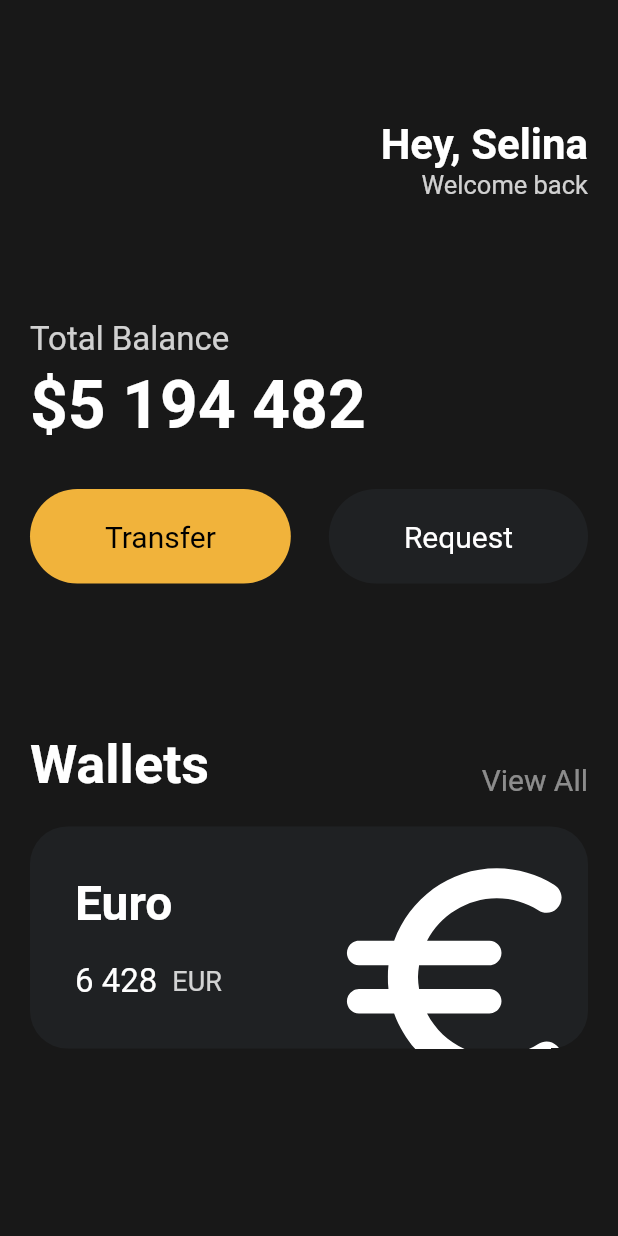
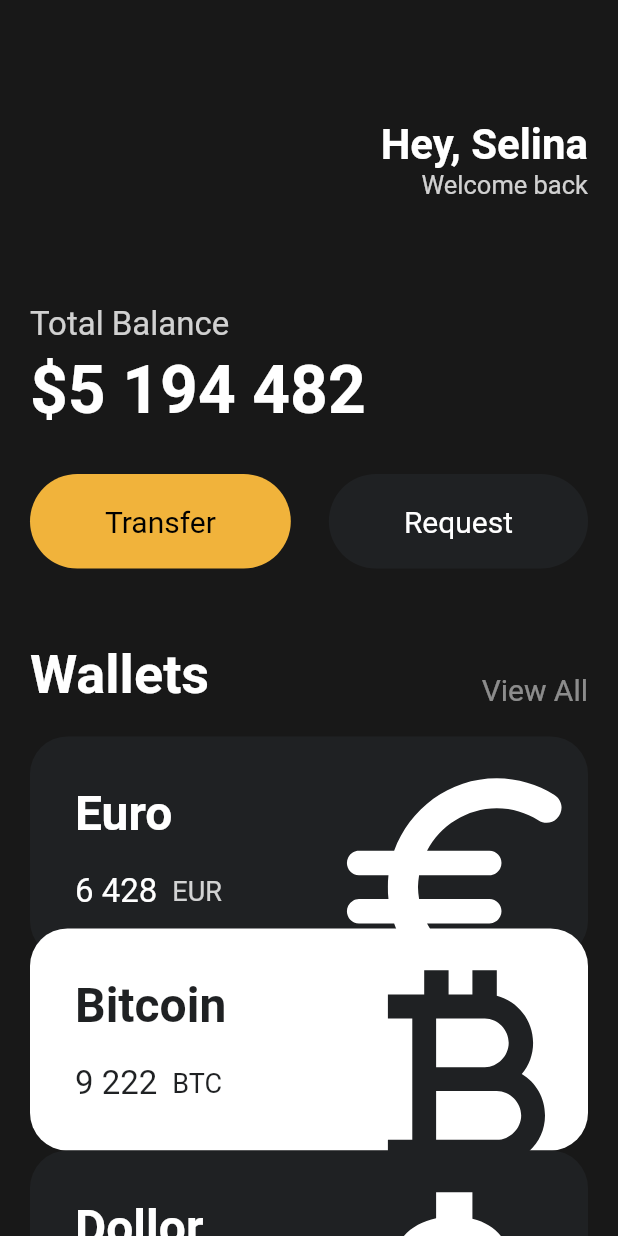
Before and after one commit to woong12/toonflix, a Flutter app: the screen it shows after launch, on a phone screen of 412 x 824 dp. Run offline on Flutter 3.47's test engine with Material 2 defaults, Android fonts, the phone set to English and light mode, and no system bars.

Commit message:
reusable cards

```diff
--- a/lib/main.dart
+++ b/lib/main.dart
@@ -1,5 +1,6 @@
 import 'package:flutter/material.dart';
 import 'package:toonflix/widgets/button.dart';
+import 'package:toonflix/widgets/currency_card.dart';
 
 void main() {
   runApp(const App());
@@ -13,7 +14,8 @@ class App extends StatelessWidget {
     return MaterialApp(
       home: Scaffold(
         backgroundColor: const Color(0xFF181818),
-        body: Padding(
+        body: SingleChildScrollView(
+          child: Padding(
             padding: const EdgeInsets.symmetric(horizontal: 20),
             child: Column(
               crossAxisAlignment: CrossAxisAlignment.start,
@@ -47,7 +49,7 @@ class App extends StatelessWidget {
                   ],
                 ),
                 const SizedBox(
-                height: 80,
+                  height: 70,
                 ),
                 Text(
                   'Total Balance',
@@ -86,7 +88,7 @@ class App extends StatelessWidget {
                   ],
                 ),
                 const SizedBox(
-                height: 100,
+                  height: 50,
                 ),
                 Row(
                   crossAxisAlignment: CrossAxisAlignment.end,
@@ -112,72 +114,43 @@ class App extends StatelessWidget {
                 const SizedBox(
                   height: 20,
                 ),
-              Container(
-                clipBehavior: Clip.hardEdge,
-                decoration: BoxDecoration(
-                  color: const Color(0xFF1F2123),
-                  borderRadius: BorderRadius.circular(25),
+                const CurrencyCard(
+                  name: 'Euro',
+                  amount: 'EUR',
+                  code: '6 428',
+                  icon: Icons.euro_rounded,
+                  isInverted: false,
                 ),
-                child: Padding(
-                  padding: const EdgeInsets.all(30),
-                  child: Row(
-                    mainAxisAlignment: MainAxisAlignment.spaceBetween,
-                    children: [
-                      Column(
-                        crossAxisAlignment: CrossAxisAlignment.start,
-                        children: [
-                          const Text(
-                            'Euro',
-                            style: TextStyle(
-                              color: Colors.white,
-                              fontSize: 32,
-                              fontWeight: FontWeight.w600,
+                Transform.translate(
+                  offset: const Offset(
+                    0,
+                    -20,
+                  ),
+                  child: const CurrencyCard(
+                    name: 'Bitcoin',
+                    amount: 'BTC',
+                    code: '9 222',
+                    icon: Icons.currency_bitcoin,
+                    isInverted: true,
                   ),
                 ),
-                          const SizedBox(
-                            height: 20,
+                Transform.translate(
+                  offset: const Offset(
+                    0,
+                    -20,
                   ),
-                          Row(
-                            children: [
-                              const Text(
-                                '6 428',
-                                style: TextStyle(
-                                  color: Colors.white,
-                                  fontSize: 22,
-                                ),
-                              ),
-                              const SizedBox(
-                                width: 10,
-                              ),
-                              Text(
-                                'EUR',
-                                style: TextStyle(
-                                  color: Colors.white.withOpacity(0.8),
-                                  fontSize: 18,
-                                ),
-                              ),
-                            ],
-                          ),
-                        ],
-                      ),
-                      Transform.scale(
-                        scale: 2.2,
-                        child: Transform.translate(
-                          offset: const Offset(-5, 12),
-                          child: const Icon(
-                            Icons.euro_rounded,
-                            color: Colors.white,
-                            size: 88,
-                          ),
+                  child: const CurrencyCard(
+                    name: 'Dollor',
+                    amount: 'USD',
+                    code: '6 428',
+                    icon: Icons.attach_money_outlined,
+                    isInverted: false,
                   ),
                 ),
               ],
             ),
           ),
         ),
-            ],
-          ),
-        ),
       ),
     );
   }
--- /dev/null
+++ b/lib/widgets/currency_card.dart
@@ -0,0 +1,90 @@
+import 'package:flutter/material.dart';
+
+class CurrencyCard extends StatelessWidget {
+  final String name, code, amount;
+  final IconData icon;
+  final bool isInverted;
+
+  final _blackColor = const Color(0xFF1F2123);
+
+  const CurrencyCard({
+    super.key,
+    required this.name,
+    required this.code,
+    required this.amount,
+    required this.icon,
+    required this.isInverted,
+  });
+
+  @override
+  Widget build(BuildContext context) {
+    return Container(
+      clipBehavior: Clip.hardEdge,
+      decoration: BoxDecoration(
+        color: isInverted ? Colors.white : _blackColor,
+        borderRadius: BorderRadius.circular(25),
+      ),
+      child: Padding(
+        padding: const EdgeInsets.all(30),
+        child: Row(
+          mainAxisAlignment: MainAxisAlignment.spaceBetween,
+          children: [
+            Column(
+              crossAxisAlignment: CrossAxisAlignment.start,
+              children: [
+                Text(
+                  name,
+                  style: TextStyle(
+                    color: isInverted ? _blackColor : Colors.white,
+                    fontSize: 32,
+                    fontWeight: FontWeight.w600,
+                  ),
+                ),
+                const SizedBox(
+                  height: 20,
+                ),
+                Row(
+                  children: [
+                    Text(
+                      code,
+                      style: TextStyle(
+                        color: isInverted ? _blackColor : Colors.white,
+                        fontSize: 22,
+                      ),
+                    ),
+                    const SizedBox(
+                      width: 10,
+                    ),
+                    Text(
+                      amount,
+                      style: TextStyle(
+                        color: isInverted
+                            ? _blackColor
+                            : Colors.white.withOpacity(0.8),
+                        fontSize: 18,
+                      ),
+                    ),
+                  ],
+                ),
+              ],
+            ),
+            Transform.scale(
+              scale: 2.2,
+              child: Transform.translate(
+                offset: const Offset(
+                  -5,
+                  12,
+                ),
+                child: Icon(
+                  icon,
+                  color: isInverted ? _blackColor : Colors.white,
+                  size: 88,
+                ),
+              ),
+            ),
+          ],
+        ),
+      ),
+    );
+  }
+}
```
Lines whose indentation alone changed are shown as unchanged.
